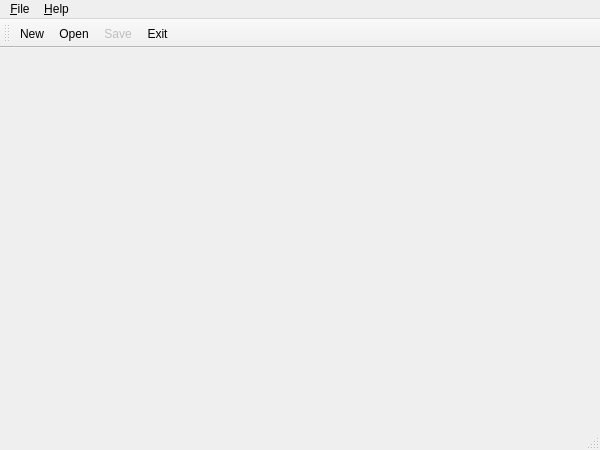
Qt form client/mainwindow.ui (jkdoug/mudder) before a commit.
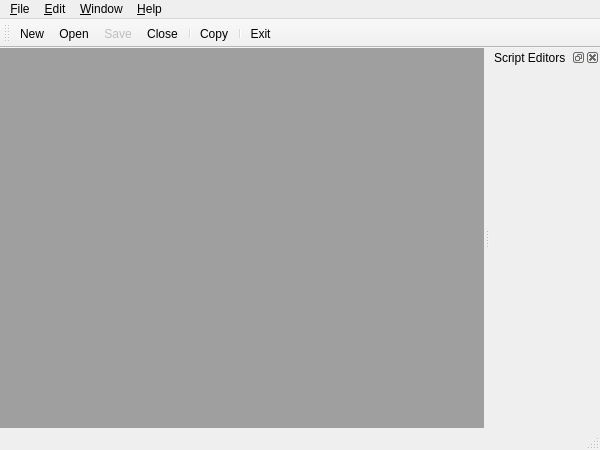
The same form after that commit. Icons and pictures are not drawn.

```diff
--- a/client/mainwindow.ui
+++ b/client/mainwindow.ui
@@ -20,7 +20,38 @@
   <property name="toolButtonStyle">
    <enum>Qt::ToolButtonFollowStyle</enum>
   </property>
-  <widget class="QWidget" name="centralWidget"/>
+  <widget class="QWidget" name="centralWidget">
+   <layout class="QVBoxLayout" name="verticalLayout">
+    <property name="leftMargin">
+     <number>0</number>
+    </property>
+    <property name="topMargin">
+     <number>0</number>
+    </property>
+    <property name="rightMargin">
+     <number>0</number>
+    </property>
+    <property name="bottomMargin">
+     <number>0</number>
+    </property>
+    <item>
+     <widget class="QMdiArea" name="mdiArea">
+      <property name="viewMode">
+       <enum>QMdiArea::TabbedView</enum>
+      </property>
+      <property name="documentMode">
+       <bool>true</bool>
+      </property>
+      <property name="tabsClosable">
+       <bool>true</bool>
+      </property>
+      <property name="tabsMovable">
+       <bool>true</bool>
+      </property>
+     </widget>
+    </item>
+   </layout>
+  </widget>
   <widget class="QMenuBar" name="menuBar">
    <property name="geometry">
     <rect>
@@ -51,7 +82,26 @@
     <addaction name="actionAbout"/>
     <addaction name="actionAboutQt"/>
    </widget>
+   <widget class="QMenu" name="menuEdit">
+    <property name="title">
+     <string>&amp;Edit</string>
+    </property>
+    <addaction name="actionCopy"/>
+   </widget>
+   <widget class="QMenu" name="menuWindow">
+    <property name="title">
+     <string>&amp;Window</string>
+    </property>
+    <addaction name="actionClose"/>
+    <addaction name="actionCloseAll"/>
+    <addaction name="separator"/>
+    <addaction name="actionNext"/>
+    <addaction name="actionPrevious"/>
+    <addaction name="separator"/>
+   </widget>
    <addaction name="menuFile"/>
+   <addaction name="menuEdit"/>
+   <addaction name="menuWindow"/>
    <addaction name="menuHelp"/>
   </widget>
   <widget class="QToolBar" name="mainToolBar">
@@ -64,9 +114,28 @@
    <addaction name="actionNew"/>
    <addaction name="actionOpen"/>
    <addaction name="actionSave"/>
+   <addaction name="actionClose"/>
+   <addaction name="separator"/>
+   <addaction name="actionCopy"/>
+   <addaction name="separator"/>
    <addaction name="actionExit"/>
   </widget>
   <widget class="QStatusBar" name="statusBar"/>
+  <widget class="QDockWidget" name="dockEditor">
+   <property name="minimumSize">
+    <size>
+     <width>110</width>
+     <height>100</height>
+    </size>
+   </property>
+   <property name="windowTitle">
+    <string>Script Editors</string>
+   </property>
+   <attribute name="dockWidgetArea">
+    <number>2</number>
+   </attribute>
+   <widget class="QWidget" name="dockWidgetContents"/>
+  </widget>
   <action name="actionOpen">
    <property name="icon">
     <iconset>
@@ -172,6 +241,68 @@
     <enum>QAction::AboutQtRole</enum>
    </property>
   </action>
+  <action name="actionCopy">
+   <property name="icon">
+    <iconset>
+     <normalon>:/icons/edit_copy</normalon>
+    </iconset>
+   </property>
+   <property name="text">
+    <string>&amp;Copy</string>
+   </property>
+   <property name="toolTip">
+    <string>Copy the selected text to the clipboard</string>
+   </property>
+   <property name="shortcut">
+    <string>Ctrl+C</string>
+   </property>
+  </action>
+  <action name="actionClose">
+   <property name="icon">
+    <iconset>
+     <normalon>:/icons/win_close</normalon>
+    </iconset>
+   </property>
+   <property name="text">
+    <string>&amp;Close</string>
+   </property>
+   <property name="toolTip">
+    <string>Close the current window</string>
+   </property>
+   <property name="shortcut">
+    <string>Ctrl+W</string>
+   </property>
+  </action>
+  <action name="actionCloseAll">
+   <property name="text">
+    <string>Close &amp;All</string>
+   </property>
+   <property name="toolTip">
+    <string>Close all open windows</string>
+   </property>
+  </action>
+  <action name="actionNext">
+   <property name="text">
+    <string>&amp;Next</string>
+   </property>
+   <property name="toolTip">
+    <string>Activate the next window</string>
+   </property>
+   <property name="shortcut">
+    <string>Ctrl+Tab</string>
+   </property>
+  </action>
+  <action name="actionPrevious">
+   <property name="text">
+    <string>&amp;Previous</string>
+   </property>
+   <property name="toolTip">
+    <string>Activate the previous window</string>
+   </property>
+   <property name="shortcut">
+    <string>Ctrl+Shift+Backtab</string>
+   </property>
+  </action>
  </widget>
  <layoutdefault spacing="6" margin="11"/>
  <resources>
```
